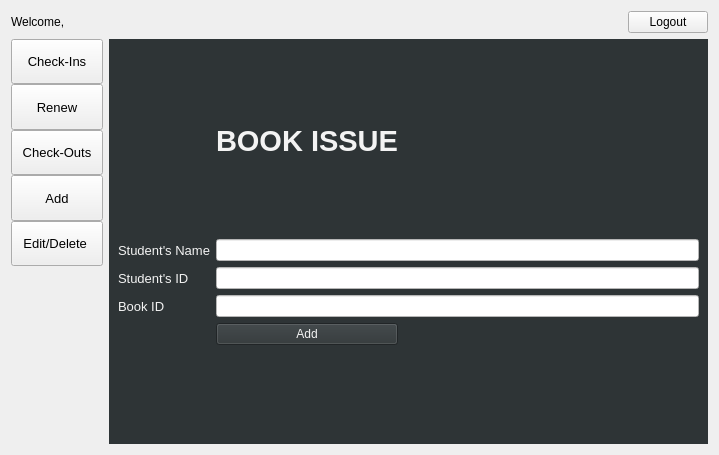
The window that admin_page.ui (pramesh025/LibraryMS) describes before a commit, drawn with Qt 5.
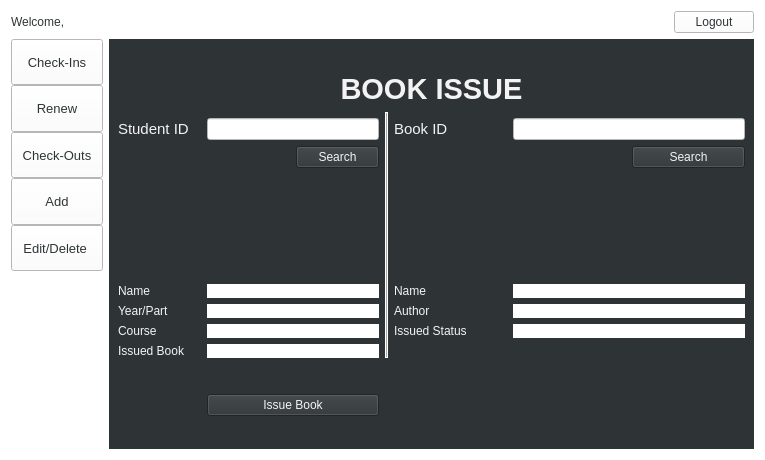
The same window after the commit. The open tabs and pages were chosen to show the change.

Commit message: Can issue books and few minor changes

Diff of the .ui file:
```diff
--- a/admin_page.ui
+++ b/admin_page.ui
@@ -6,13 +6,17 @@
    <rect>
     <x>0</x>
     <y>0</y>
-    <width>719</width>
-    <height>455</height>
+    <width>765</width>
+    <height>460</height>
    </rect>
   </property>
   <property name="windowTitle">
    <string>Library Management</string>
   </property>
+  <property name="styleSheet">
+   <string notr="true">color: rgb(46, 52, 54);
+background-color: rgb(255, 255, 255);</string>
+  </property>
   <layout class="QGridLayout" name="gridLayout">
    <item row="1" column="0">
     <layout class="QVBoxLayout" name="verticalLayout">
@@ -174,20 +178,186 @@
      </property>
      <widget class="QWidget" name="page_book_issue">
       <layout class="QGridLayout" name="gridLayout_2">
-       <item row="4" column="1" colspan="2">
-        <widget class="QLineEdit" name="lineEdit">
-         <property name="sizePolicy">
-          <sizepolicy hsizetype="Expanding" vsizetype="Fixed">
-           <horstretch>0</horstretch>
-           <verstretch>0</verstretch>
-          </sizepolicy>
-         </property>
+       <item row="3" column="0" rowspan="5" colspan="3">
+        <layout class="QGridLayout" name="gridLayout_12">
+         <item row="0" column="0">
+          <widget class="QLabel" name="label_6">
+           <property name="font">
+            <font>
+             <pointsize>11</pointsize>
+            </font>
+           </property>
+           <property name="text">
+            <string>Student ID</string>
+           </property>
+          </widget>
+         </item>
+         <item row="4" column="0">
+          <widget class="QLabel" name="label_3">
+           <property name="text">
+            <string>Name</string>
+           </property>
+          </widget>
+         </item>
+         <item row="1" column="2">
+          <widget class="QPushButton" name="pushButton_issue_stID_search">
+           <property name="text">
+            <string>Search</string>
+           </property>
+          </widget>
+         </item>
+         <item row="5" column="1" colspan="2">
+          <widget class="QLabel" name="label_issue_stuYear">
+           <property name="styleSheet">
+            <string notr="true">color: rgb(46, 52, 54);
+background-color: rgb(255, 255, 255);</string>
+           </property>
+           <property name="text">
+            <string/>
+           </property>
+          </widget>
+         </item>
+         <item row="6" column="0">
+          <widget class="QLabel" name="label_43">
+           <property name="text">
+            <string>Course</string>
+           </property>
+          </widget>
+         </item>
+         <item row="1" column="1">
+          <spacer name="verticalSpacer_2">
+           <property name="orientation">
+            <enum>Qt::Vertical</enum>
+           </property>
+           <property name="sizeHint" stdset="0">
+            <size>
+             <width>20</width>
+             <height>10</height>
+            </size>
+           </property>
+          </spacer>
+         </item>
+         <item row="5" column="0">
+          <widget class="QLabel" name="label_42">
+           <property name="text">
+            <string>Year/Part</string>
+           </property>
+          </widget>
+         </item>
+         <item row="4" column="1" colspan="2">
+          <widget class="QLabel" name="label_issue_stuName">
+           <property name="styleSheet">
+            <string notr="true">color: rgb(46, 52, 54);
+background-color: rgb(255, 255, 255);</string>
+           </property>
+           <property name="text">
+            <string/>
+           </property>
+          </widget>
+         </item>
+         <item row="6" column="1" colspan="2">
+          <widget class="QLabel" name="label_issue_stuCourse">
+           <property name="styleSheet">
+            <string notr="true">color: rgb(46, 52, 54);
+background-color: rgb(255, 255, 255);</string>
+           </property>
+           <property name="text">
+            <string/>
+           </property>
+          </widget>
+         </item>
+         <item row="0" column="1" colspan="2">
+          <widget class="QLineEdit" name="lineEdit_issue_stID_search">
+           <property name="font">
+            <font/>
+           </property>
+           <property name="styleSheet">
+            <string notr="true">color: rgb(46, 52, 54);
+background-color: rgb(255, 255, 255);
+</string>
+           </property>
+          </widget>
+         </item>
+         <item row="3" column="2">
+          <spacer name="verticalSpacer_38">
+           <property name="orientation">
+            <enum>Qt::Vertical</enum>
+           </property>
+           <property name="sizeHint" stdset="0">
+            <size>
+             <width>20</width>
+             <height>40</height>
+            </size>
+           </property>
+          </spacer>
+         </item>
+         <item row="2" column="2">
+          <spacer name="verticalSpacer_37">
+           <property name="orientation">
+            <enum>Qt::Vertical</enum>
+           </property>
+           <property name="sizeHint" stdset="0">
+            <size>
+             <width>20</width>
+             <height>150</height>
+            </size>
+           </property>
+          </spacer>
+         </item>
+         <item row="7" column="0">
+          <widget class="QLabel" name="label_46">
+           <property name="text">
+            <string>Issued Book</string>
+           </property>
+          </widget>
+         </item>
+         <item row="7" column="1" colspan="2">
+          <widget class="QLabel" name="label_issue_stuIssued">
+           <property name="styleSheet">
+            <string notr="true">background-color: rgb(255, 255, 255);
+color: rgb(46, 52, 54);</string>
+           </property>
+           <property name="text">
+            <string/>
+           </property>
+          </widget>
+         </item>
+        </layout>
+       </item>
+       <item row="2" column="3" rowspan="6">
+        <widget class="Line" name="line">
          <property name="styleSheet">
-          <string notr="true">background-color: rgb(255, 255, 255)</string>
+          <string notr="true">color: rgb(255, 255, 255);
+background-color: rgb(255, 255, 255);</string>
+         </property>
+         <property name="frameShadow">
+          <enum>QFrame::Raised</enum>
+         </property>
+         <property name="lineWidth">
+          <number>1</number>
+         </property>
+         <property name="midLineWidth">
+          <number>0</number>
+         </property>
+         <property name="orientation">
+          <enum>Qt::Vertical</enum>
          </property>
         </widget>
        </item>
-       <item row="1" column="1">
+       <item row="11" column="1">
+        <spacer name="verticalSpacer_35">
+         <property name="orientation">
+          <enum>Qt::Vertical</enum>
+         </property>
+         <property name="sizeHint" stdset="0">
+          <size>
+           <width>20</width>
+           <height>40</height>
+          </size>
+         </property>
+        </spacer>
+       </item>
+       <item row="1" column="0" colspan="8">
         <widget class="QLabel" name="label_2">
          <property name="font">
           <font>
@@ -198,107 +368,156 @@
            <underline>false</underline>
           </font>
          </property>
+         <property name="whatsThis">
+          <string notr="true"/>
+         </property>
+         <property name="layoutDirection">
+          <enum>Qt::LeftToRight</enum>
+         </property>
          <property name="text">
           <string>BOOK ISSUE</string>
          </property>
-        </widget>
-       </item>
-       <item row="5" column="1" colspan="2">
-        <widget class="QLineEdit" name="lineEdit_3">
-         <property name="styleSheet">
-          <string notr="true">background-color: rgb(255, 255, 255)</string>
+         <property name="alignment">
+          <set>Qt::AlignCenter</set>
          </property>
-        </widget>
-       </item>
-       <item row="6" column="1" colspan="2">
-        <widget class="QLineEdit" name="lineEdit_2">
-         <property name="styleSheet">
-          <string notr="true">background-color: rgb(255, 255, 255)</string>
-         </property>
-        </widget>
-       </item>
-       <item row="4" column="0">
-        <widget class="QLabel" name="label_3">
-         <property name="font">
-          <font>
-           <pointsize>10</pointsize>
-          </font>
-         </property>
-         <property name="text">
-          <string>Student's Name</string>
-         </property>
-        </widget>
-       </item>
-       <item row="7" column="1">
-        <widget class="QPushButton" name="pushButton_9">
-         <property name="text">
-          <string>Add</string>
-         </property>
-        </widget>
-       </item>
-       <item row="7" column="2">
-        <spacer name="horizontalSpacer">
-         <property name="orientation">
-          <enum>Qt::Horizontal</enum>
-         </property>
-         <property name="sizeHint" stdset="0">
-          <size>
-           <width>40</width>
-           <height>20</height>
-          </size>
-         </property>
-        </spacer>
-       </item>
-       <item row="2" column="1">
-        <spacer name="verticalSpacer_3">
-         <property name="orientation">
-          <enum>Qt::Vertical</enum>
-         </property>
-         <property name="sizeHint" stdset="0">
-          <size>
-           <width>20</width>
-           <height>40</height>
-          </size>
-         </property>
-        </spacer>
-       </item>
-       <item row="5" column="0">
-        <widget class="QLabel" name="label_6">
-         <property name="font">
-          <font>
-           <pointsize>10</pointsize>
-          </font>
-         </property>
-         <property name="text">
-          <string>Student's ID</string>
-         </property>
-        </widget>
-       </item>
-       <item row="6" column="0">
-        <widget class="QLabel" name="label_5">
-         <property name="font">
-          <font>
-           <pointsize>10</pointsize>
-          </font>
-         </property>
-         <property name="text">
-          <string>Book ID</string>
+         <property name="margin">
+          <number>15</number>
          </property>
         </widget>
        </item>
        <item row="8" column="1">
-        <spacer name="verticalSpacer_2">
+        <spacer name="verticalSpacer_36">
          <property name="orientation">
           <enum>Qt::Vertical</enum>
          </property>
          <property name="sizeHint" stdset="0">
           <size>
            <width>20</width>
-           <height>90</height>
+           <height>46</height>
           </size>
          </property>
         </spacer>
        </item>
+       <item row="3" column="4" rowspan="5" colspan="4">
+        <layout class="QGridLayout" name="gridLayout_14">
+         <item row="5" column="0">
+          <widget class="QLabel" name="label_45">
+           <property name="text">
+            <string>Issued Status</string>
+           </property>
+          </widget>
+         </item>
+         <item row="3" column="0">
+          <widget class="QLabel" name="label_41">
+           <property name="text">
+            <string>Name</string>
+           </property>
+          </widget>
+         </item>
+         <item row="1" column="1">
+          <spacer name="verticalSpacer_34">
+           <property name="orientation">
+            <enum>Qt::Vertical</enum>
+           </property>
+           <property name="sizeHint" stdset="0">
+            <size>
+             <width>20</width>
+             <height>10</height>
+            </size>
+           </property>
+          </spacer>
+         </item>
+         <item row="0" column="1" colspan="2">
+          <widget class="QLineEdit" name="lineEdit_issue_bID_search">
+           <property name="styleSheet">
+            <string notr="true">color: rgb(46, 52, 54);
+background-color: rgb(255, 255, 255);
+</string>
+           </property>
+          </widget>
+         </item>
+         <item row="3" column="1" colspan="2">
+          <widget class="QLabel" name="label_issue_BookName">
+           <property name="styleSheet">
+            <string notr="true">color: rgb(46, 52, 54);
+background-color: rgb(255, 255, 255);</string>
+           </property>
+           <property name="text">
+            <string/>
+           </property>
+          </widget>
+         </item>
+         <item row="0" column="0">
+          <widget class="QLabel" name="label_5">
+           <property name="font">
+            <font>
+             <pointsize>11</pointsize>
+            </font>
+           </property>
+           <property name="text">
+            <string>Book ID</string>
+           </property>
+          </widget>
+         </item>
+         <item row="4" column="0">
+          <widget class="QLabel" name="label_44">
+           <property name="text">
+            <string>Author</string>
+           </property>
+          </widget>
+         </item>
+         <item row="2" column="2">
+          <spacer name="verticalSpacer_39">
+           <property name="orientation">
+            <enum>Qt::Vertical</enum>
+           </property>
+           <property name="sizeHint" stdset="0">
+            <size>
+             <width>20</width>
+             <height>150</height>
+            </size>
+           </property>
+          </spacer>
+         </item>
+         <item row="5" column="1" colspan="2">
+          <widget class="QLabel" name="label_issue_BookStatus">
+           <property name="styleSheet">
+            <string notr="true">color: rgb(46, 52, 54);
+background-color: rgb(255, 255, 255);</string>
+           </property>
+           <property name="text">
+            <string/>
+           </property>
+          </widget>
+         </item>
+         <item row="4" column="1" colspan="2">
+          <widget class="QLabel" name="label_issue_BookAuthor">
+           <property name="styleSheet">
+            <string notr="true">color: rgb(46, 52, 54);
+background-color: rgb(255, 255, 255);
+</string>
+           </property>
+           <property name="text">
+            <string/>
+           </property>
+          </widget>
+         </item>
+         <item row="1" column="2">
+          <widget class="QPushButton" name="pushButton_issue_bID_search">
+           <property name="text">
+            <string>Search</string>
+           </property>
+          </widget>
+         </item>
+         <item row="6" column="0">
+          <widget class="QLabel" name="label_53">
+           <property name="text">
+            <string/>
+           </property>
+          </widget>
+         </item>
+        </layout>
+       </item>
        <item row="0" column="1">
         <spacer name="verticalSpacer_4">
          <property name="orientation">
@@ -312,6 +531,19 @@
          </property>
         </spacer>
        </item>
+       <item row="9" column="1" colspan="2">
+        <widget class="QPushButton" name="pushButton_issue">
+         <property name="layoutDirection">
+          <enum>Qt::LeftToRight</enum>
+         </property>
+         <property name="autoFillBackground">
+          <bool>false</bool>
+         </property>
+         <property name="text">
+          <string>Issue Book</string>
+         </property>
+        </widget>
+       </item>
       </layout>
      </widget>
      <widget class="QWidget" name="page_renew_book">
```
Left out of the diff: 83 changed lines with no effect on the pictures. The commit also changes 6 other files.
